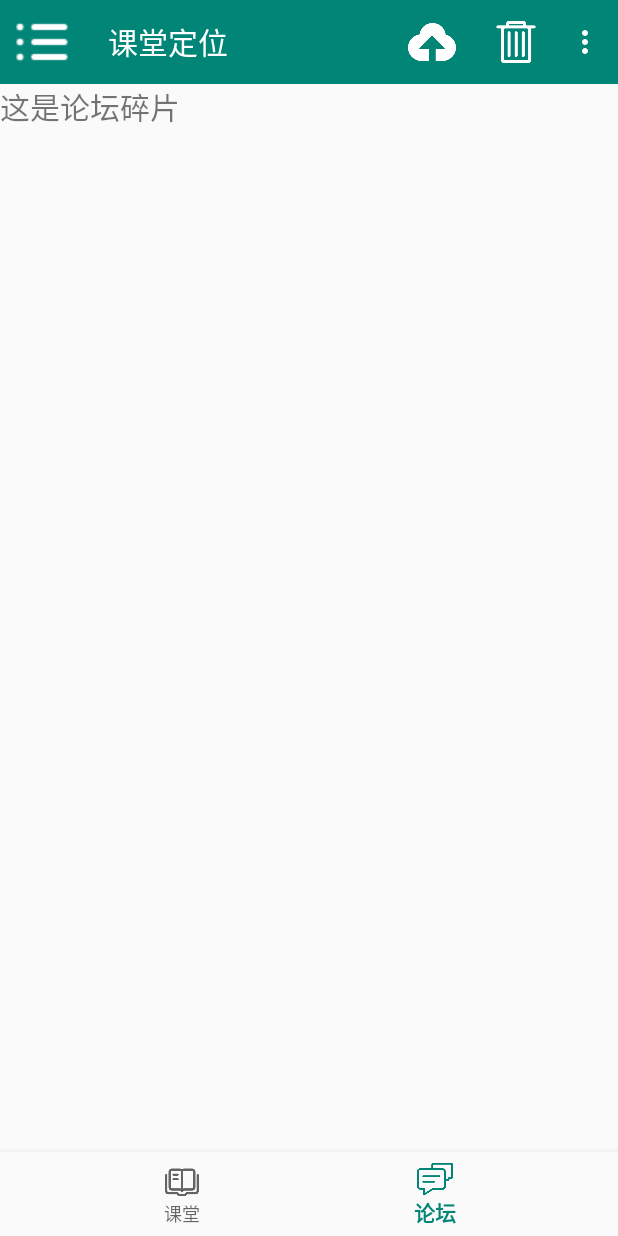
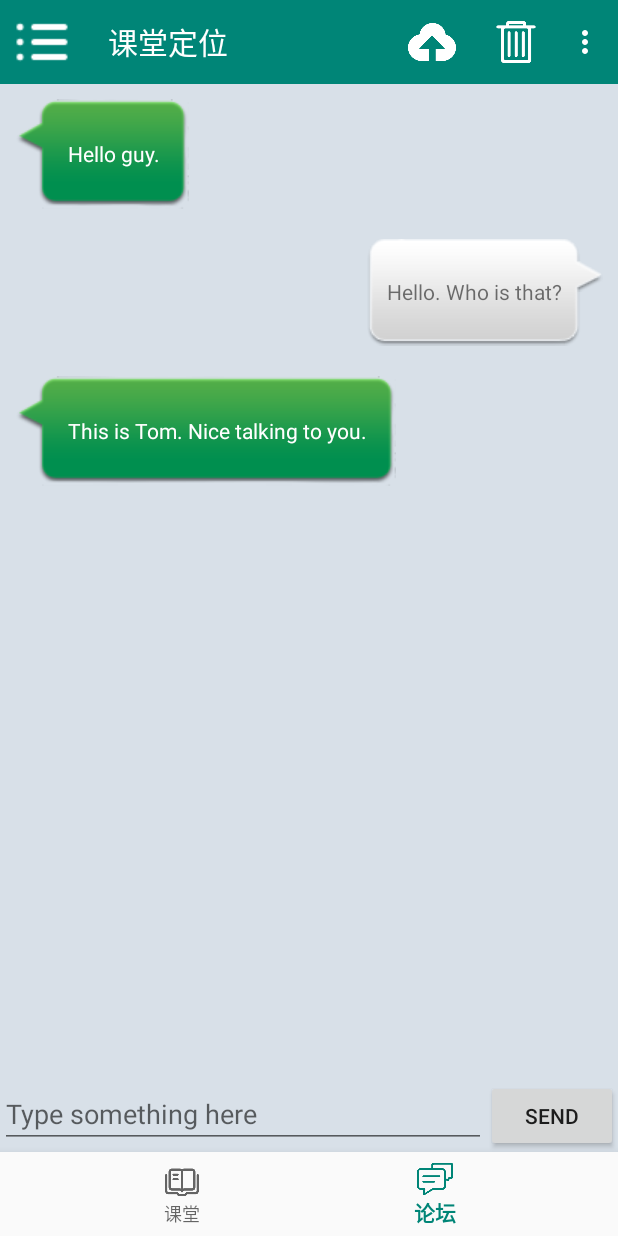
Before and after one commit to shanglei2016010599/Classroom_Location, an Android app: the screen it shows after launch (MainActivity), item 2 of the bottom bar chosen, on a phone screen of 412 x 824 dp. Run offline under Robolectric (Android 15) with nearby library versions, the phone set to English and light mode, and no system bars.

Commit message:
聊天界面设计

```diff
--- a/app/src/main/java/com/example/classroom_location/ClassroomFragment.java
+++ b/app/src/main/java/com/example/classroom_location/ClassroomFragment.java
@@ -42,7 +42,7 @@ public class ClassroomFragment extends Fragment {
 
         initStudents();
         RecyclerView recyclerView = view.findViewById(R.id.recycler_view);
-        GridLayoutManager layoutManager = new GridLayoutManager(view.getContext(), 4);
+        GridLayoutManager layoutManager = new GridLayoutManager(view.getContext(), 8);
         recyclerView.setLayoutManager(layoutManager);
         adapter = new StudentAdapter(studentList);
         recyclerView.setAdapter(adapter);
--- a/app/src/main/java/com/example/classroom_location/ForumFragment.java
+++ b/app/src/main/java/com/example/classroom_location/ForumFragment.java
@@ -4,16 +4,67 @@ import android.os.Bundle;
 import android.support.annotation.NonNull;
 import android.support.annotation.Nullable;
 import android.support.v4.app.Fragment;
+import android.support.v7.widget.LinearLayoutManager;
+import android.support.v7.widget.RecyclerView;
 import android.view.LayoutInflater;
 import android.view.View;
 import android.view.ViewGroup;
+import android.widget.Button;
+import android.widget.EditText;
+
+import java.util.ArrayList;
+import java.util.List;
 
 public class ForumFragment extends Fragment {
 
+    private List<Msg> msgList = new ArrayList<>();
+
+    private EditText inputText;
+
+    private Button send;
+
+    private RecyclerView msgRecyclerView;
+
+    private MsgAdapter adapter;
+
     @Nullable
     @Override
-    public View onCreateView(@NonNull LayoutInflater inflater, @Nullable ViewGroup container,
+    public View onCreateView(@NonNull final LayoutInflater inflater, @Nullable ViewGroup container,
                              @Nullable Bundle savedInstanceState) {
-        return inflater.inflate(R.layout.forum_fragment, container, false);
+        View view = inflater.inflate(R.layout.forum_fragment, container, false);
+        initMsgs(); //初始化消息数据
+        inputText = view.findViewById(R.id.input_text);
+        send = view.findViewById(R.id.send);
+        msgRecyclerView = view.findViewById(R.id.msg_recycler_view);
+        LinearLayoutManager linearLayoutManager = new LinearLayoutManager(view.getContext());
+        msgRecyclerView.setLayoutManager(linearLayoutManager);
+        adapter = new MsgAdapter(msgList);
+        msgRecyclerView.setAdapter(adapter);
+        send.setOnClickListener(new View.OnClickListener() {
+            @Override
+            public void onClick(View v) {
+                String content = inputText.getText().toString();
+                if ( !"".equals(content) ){
+                    Msg msg = new Msg(content, Msg.TYPE_SENT);
+                    msgList.add(msg);
+                    /* 当有新消息时，刷新ListView中的显示 */
+                    adapter.notifyItemInserted(msgList.size() - 1);
+                    /* 将ListView定位到最后一行 */
+                    msgRecyclerView.scrollToPosition(msgList.size() - 1);
+                    inputText.setText("");  //情况输入框的内容
+                }
+            }
+        });
+        return view;
     }
+
+    private void initMsgs(){
+        Msg msg1 = new Msg("Hello guy.", Msg.TYPE_RECEIVED);
+        msgList.add(msg1);
+        Msg msg2 = new Msg("Hello. Who is that?", Msg.TYPE_SENT);
+        msgList.add(msg2);
+        Msg msg3 = new Msg("This is Tom. Nice talking to you.", Msg.TYPE_RECEIVED);
+        msgList.add(msg3);
+    }
+
 }
--- /dev/null
+++ b/app/src/main/java/com/example/classroom_location/Msg.java
@@ -0,0 +1,25 @@
+package com.example.classroom_location;
+
+public class Msg {
+
+    public static final int TYPE_RECEIVED = 0;
+
+    public static final int TYPE_SENT = 1;
+
+    private String content;
+
+    private int type;
+
+    public Msg(String content, int type) {
+        this.content = content;
+        this.type = type;
+    }
+
+    public String getContent() {
+        return content;
+    }
+
+    public int getType() {
+        return type;
+    }
+}
--- /dev/null
+++ b/app/src/main/java/com/example/classroom_location/MsgAdapter.java
@@ -0,0 +1,69 @@
+package com.example.classroom_location;
+
+import android.support.annotation.NonNull;
+import android.support.v7.widget.RecyclerView;
+import android.view.LayoutInflater;
+import android.view.View;
+import android.view.ViewGroup;
+import android.widget.LinearLayout;
+import android.widget.TextView;
+
+import java.util.List;
+
+public class MsgAdapter extends RecyclerView.Adapter<MsgAdapter.ViewHolder> {
+
+    private List<Msg> mMsgList;
+
+    static class ViewHolder extends RecyclerView.ViewHolder{
+
+        LinearLayout leftLayout;
+
+        LinearLayout rightLayout;
+
+        TextView leftMsg;
+
+        TextView rightMsg;
+
+        public ViewHolder(View view){
+            super(view);
+            leftLayout = view.findViewById(R.id.left_layout);
+            rightLayout = view.findViewById(R.id.right_layout);
+            leftMsg = view.findViewById(R.id.left_msg);
+            rightMsg = view.findViewById(R.id.right_msg);
+        }
+    }
+
+    public MsgAdapter(List<Msg> msgList){
+        mMsgList = msgList;
+    }
+
+    @NonNull
+    @Override
+    public MsgAdapter.ViewHolder onCreateViewHolder(@NonNull ViewGroup viewGroup, int i) {
+        View view = LayoutInflater.from(viewGroup.getContext()).inflate
+                (R.layout.msg_item, viewGroup, false);
+        return new ViewHolder(view);
+    }
+
+    @Override
+    public void onBindViewHolder(@NonNull MsgAdapter.ViewHolder viewHolder, int i) {
+        Msg msg = mMsgList.get(i);
+        if ( msg.getType() == Msg.TYPE_RECEIVED ){
+            /* 如果是收到的消息，则显示左边的消息布局，将右边的消息布局隐藏 */
+            viewHolder.leftLayout.setVisibility(View.VISIBLE);
+            viewHolder.rightLayout.setVisibility(View.GONE);
+            viewHolder.leftMsg.setText(msg.getContent());
+        }
+        else if (msg.getType() == Msg.TYPE_SENT){
+            /* 如果是发出的消息，则显示右边的消息布局，将左边的消息布局隐藏 */
+            viewHolder.rightLayout.setVisibility(View.VISIBLE);
+            viewHolder.leftLayout.setVisibility(View.GONE);
+            viewHolder.rightMsg.setText(msg.getContent());
+        }
+    }
+
+    @Override
+    public int getItemCount() {
+        return mMsgList.size();
+    }
+}
--- a/app/src/main/res/layout/classroom_fragment.xml
+++ b/app/src/main/res/layout/classroom_fragment.xml
@@ -12,10 +12,15 @@
         android:layout_height="match_parent"
         app:layout_behavior="@string/appbar_scrolling_view_behavior">
 
-        <android.support.v7.widget.RecyclerView
-            android:id="@+id/recycler_view"
+        <HorizontalScrollView
             android:layout_width="match_parent"
-            android:layout_height="match_parent"/>
+            android:layout_height="0dp"
+            android:layout_weight="1">
+            <android.support.v7.widget.RecyclerView
+                android:id="@+id/recycler_view"
+                android:layout_width="match_parent"
+                android:layout_height="match_parent"/>
+        </HorizontalScrollView>
 
     </android.support.v4.widget.SwipeRefreshLayout>
 
--- a/app/src/main/res/layout/forum_fragment.xml
+++ b/app/src/main/res/layout/forum_fragment.xml
@@ -3,13 +3,30 @@
     xmlns:android="http://schemas.android.com/apk/res/android"
     android:orientation="vertical"
     android:layout_width="match_parent"
-    android:layout_height="match_parent">
+    android:layout_height="match_parent"
+    android:background="#d8e0e8">
 
-    <TextView
-        android:id="@+id/text_forum"
-        android:layout_width="wrap_content"
-        android:layout_height="wrap_content"
-        android:textSize="20sp"
-        android:text="@string/message_forum"/>
+    <android.support.v7.widget.RecyclerView
+        android:id="@+id/msg_recycler_view"
+        android:layout_width="match_parent"
+        android:layout_height="0dp"
+        android:layout_weight="1"/>
+
+    <LinearLayout
+        android:layout_width="match_parent"
+        android:layout_height="wrap_content">
+        <EditText
+            android:id="@+id/input_text"
+            android:layout_width="0dp"
+            android:layout_height="wrap_content"
+            android:layout_weight="1"
+            android:hint="Type something here"
+            android:maxLines="2"/>
+        <Button
+            android:id="@+id/send"
+            android:layout_width="wrap_content"
+            android:layout_height="wrap_content"
+            android:text="Send"/>
+    </LinearLayout>
 
 </LinearLayout>
--- /dev/null
+++ b/app/src/main/res/layout/msg_item.xml
@@ -0,0 +1,42 @@
+<?xml version="1.0" encoding="utf-8"?>
+<LinearLayout
+    xmlns:android="http://schemas.android.com/apk/res/android"
+    android:orientation="vertical"
+    android:layout_width="match_parent"
+    android:layout_height="wrap_content"
+    android:padding="10dp">
+
+    <LinearLayout
+        android:id="@+id/left_layout"
+        android:layout_width="wrap_content"
+        android:layout_height="wrap_content"
+        android:layout_gravity="left"
+        android:background="@drawable/message_left">
+
+        <TextView
+            android:id="@+id/left_msg"
+            android:layout_width="wrap_content"
+            android:layout_height="wrap_content"
+            android:layout_gravity="center"
+            android:layout_margin="10dp"
+            android:textColor="#fff"/>
+
+    </LinearLayout>
+
+    <LinearLayout
+        android:id="@+id/right_layout"
+        android:layout_width="wrap_content"
+        android:layout_height="wrap_content"
+        android:layout_gravity="right"
+        android:background="@drawable/message_right">
+
+        <TextView
+            android:id="@+id/right_msg"
+            android:layout_width="wrap_content"
+            android:layout_height="wrap_content"
+            android:layout_gravity="center"
+            android:layout_margin="10dp"/>
+
+    </LinearLayout>
+
+</LinearLayout>
--- a/app/src/main/res/values/strings.xml
+++ b/app/src/main/res/values/strings.xml
@@ -6,4 +6,5 @@
     <string name="message_forum">这是论坛碎片</string>
     <string name="mail">tonygreendev@gamil.com</string>
     <string name="name">Tony Green</string>
+
 </resources>
```
Also changed, not shown: app/src/main/res/drawable/message_left.9.png (added), app/src/main/res/drawable/message_right.9.png (added).
